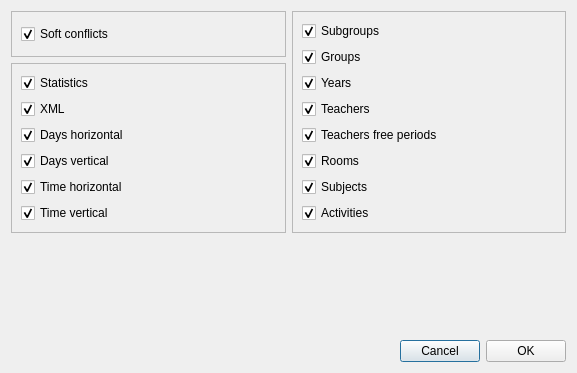
This is src/interface/timetablestowriteondiskform_template.ui in karandit/fet as Qt 5 draws it before an edit. The edited form follows.
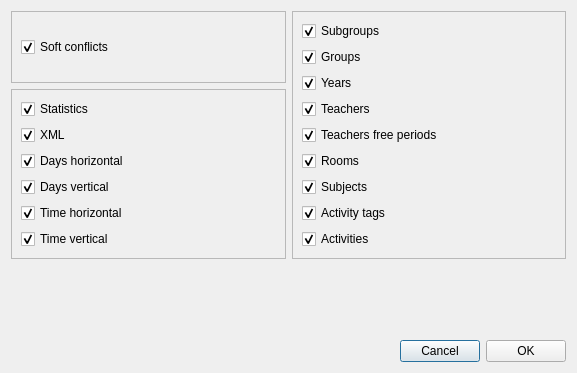
This is the edited form.

The edit to the form file:
```diff
--- a/src/interface/timetablestowriteondiskform_template.ui
+++ b/src/interface/timetablestowriteondiskform_template.ui
@@ -117,7 +117,7 @@
           </property>
          </widget>
         </item>
-        <item row="7" column="0">
+        <item row="8" column="0">
          <widget class="QCheckBox" name="activitiesCheckBox">
           <property name="text">
            <string>Activities</string>
@@ -127,6 +127,16 @@
           </property>
          </widget>
         </item>
+        <item row="7" column="0">
+         <widget class="QCheckBox" name="activityTagsCheckBox">
+          <property name="text">
+           <string>Activity tags</string>
+          </property>
+          <property name="checked">
+           <bool>true</bool>
+          </property>
+         </widget>
+        </item>
        </layout>
       </widget>
      </item>
```
